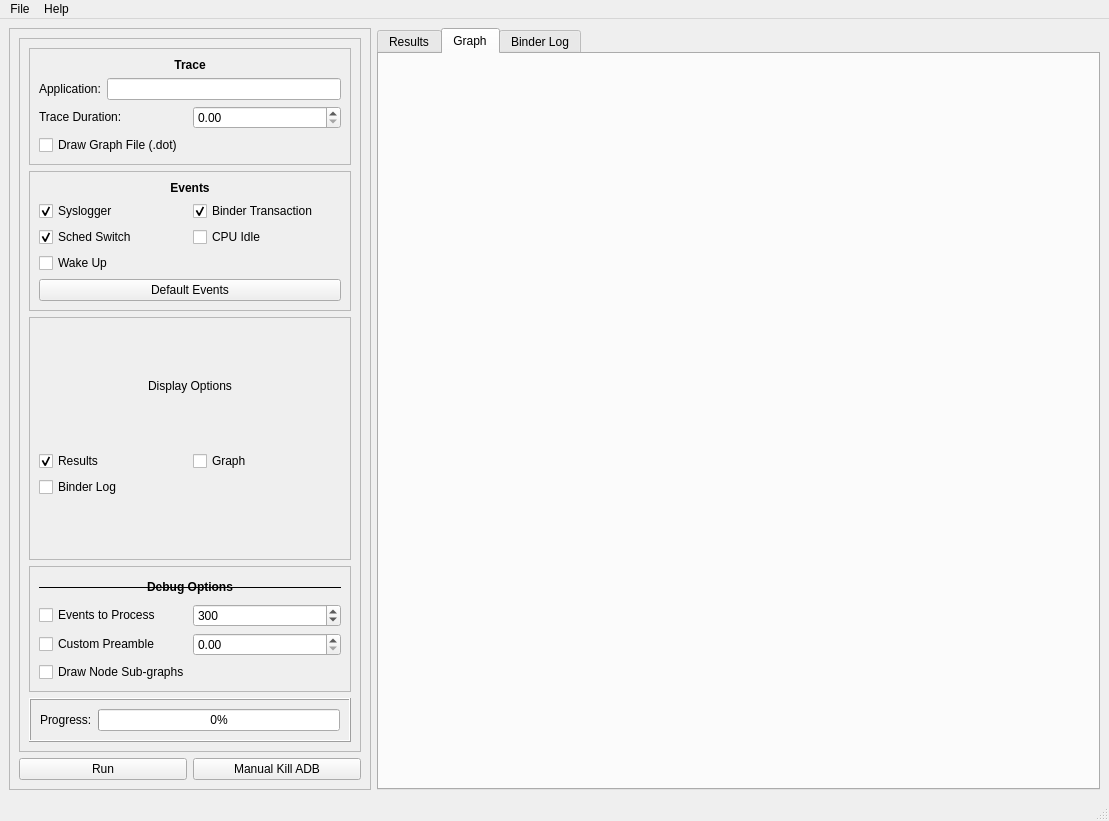
This is UI/MainInterface.ui in alxhoff/BrezeFlow as Qt 5 draws it before an edit. The edited form follows.
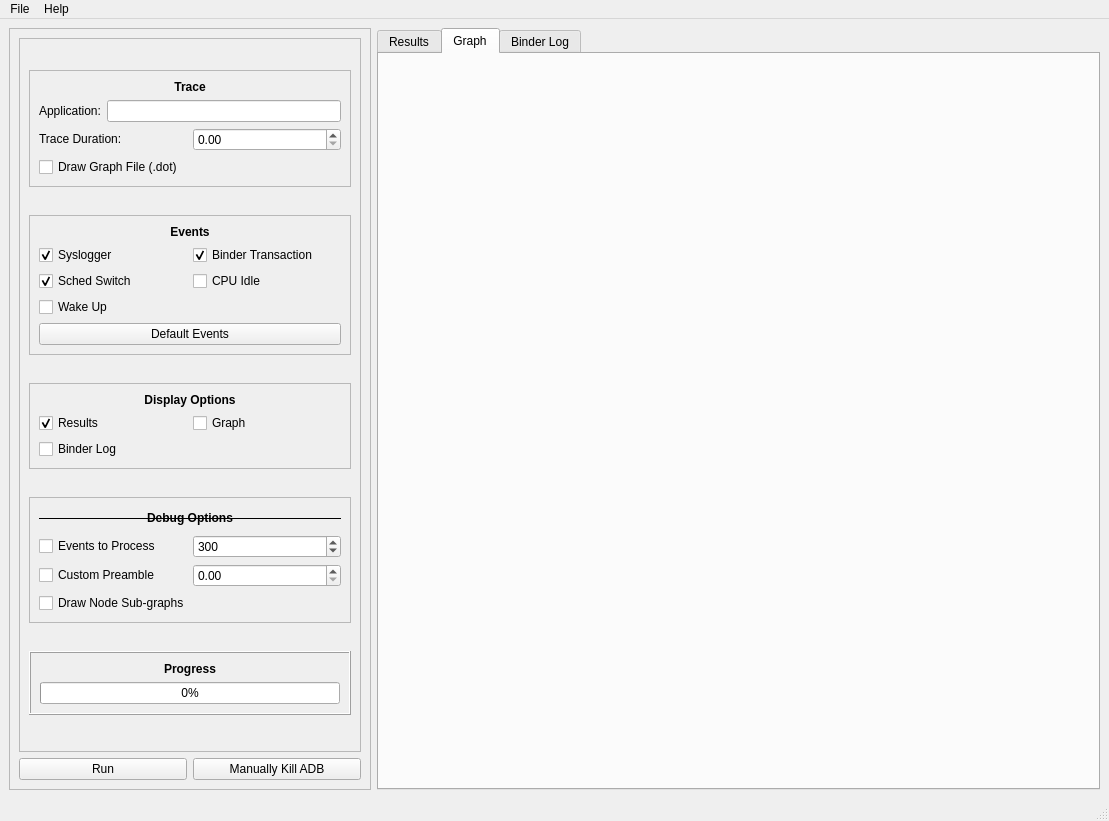
This is the edited form. Icons and pictures are not drawn.

```diff
--- a/UI/MainInterface.ui
+++ b/UI/MainInterface.ui
@@ -41,7 +41,7 @@
             <x>0</x>
             <y>0</y>
             <width>332</width>
-            <height>692</height>
+            <height>684</height>
            </rect>
           </property>
           <layout class="QVBoxLayout" name="verticalLayout_2">
@@ -236,6 +236,12 @@
            </item>
            <item>
             <widget class="QFrame" name="frame_5">
+             <property name="sizePolicy">
+              <sizepolicy hsizetype="Preferred" vsizetype="Maximum">
+               <horstretch>0</horstretch>
+               <verstretch>0</verstretch>
+              </sizepolicy>
+             </property>
              <property name="frameShape">
               <enum>QFrame::StyledPanel</enum>
              </property>
@@ -252,7 +258,7 @@
                  </sizepolicy>
                 </property>
                 <property name="text">
-                 <string>Display Options</string>
+                 <string>&lt;b&gt;Display Options&lt;/b&gt;</string>
                 </property>
                 <property name="alignment">
                  <set>Qt::AlignHCenter|Qt::AlignTop</set>
@@ -383,14 +389,23 @@
              <property name="frameShadow">
               <enum>QFrame::Raised</enum>
              </property>
-             <layout class="QHBoxLayout" name="horizontalLayout_7">
+             <layout class="QVBoxLayout" name="verticalLayout_6">
               <item>
                <widget class="QLabel" name="label_4">
+                <property name="sizePolicy">
+                 <sizepolicy hsizetype="Preferred" vsizetype="Maximum">
+                  <horstretch>0</horstretch>
+                  <verstretch>0</verstretch>
+                 </sizepolicy>
+                </property>
                 <property name="text">
-                 <string>Progress:</string>
+                 <string>&lt;b&gt;Progress&lt;/b&gt;</string>
+                </property>
+                <property name="alignment">
+                 <set>Qt::AlignHCenter|Qt::AlignTop</set>
                 </property>
                 <property name="margin">
-                 <number>20</number>
+                 <number>0</number>
                 </property>
                </widget>
               </item>
@@ -420,7 +435,7 @@
          <item>
           <widget class="QPushButton" name="pushButtonKillADB">
            <property name="text">
-            <string>Manual Kill ADB</string>
+            <string>Manually Kill ADB</string>
            </property>
           </widget>
          </item>
```
